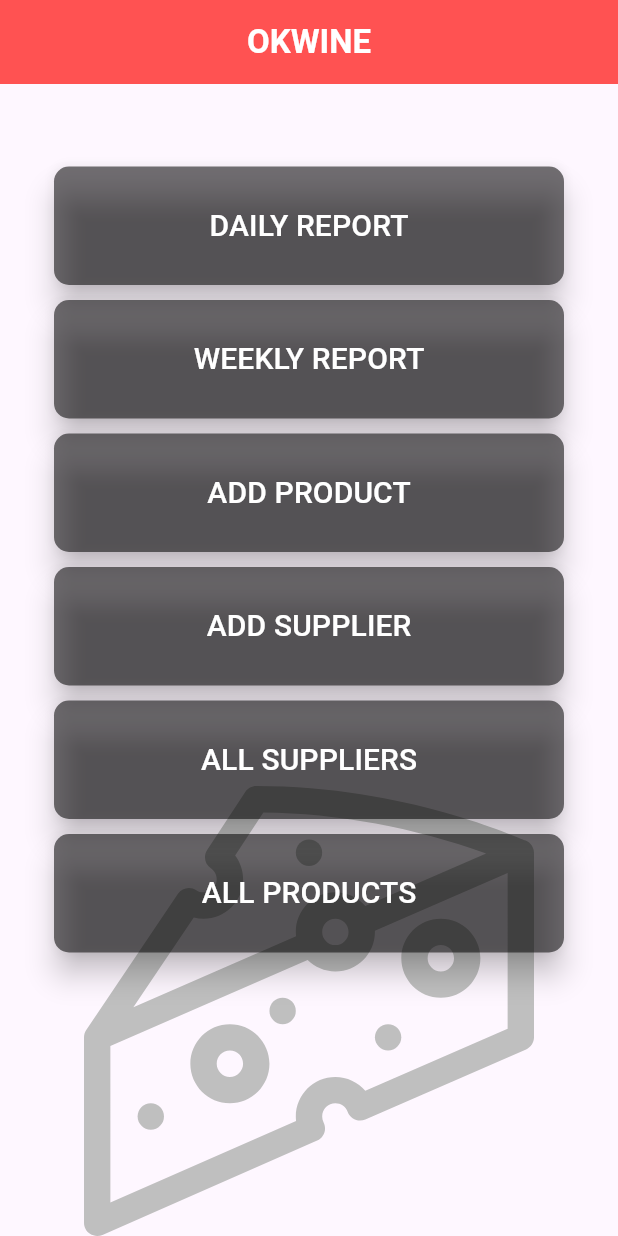
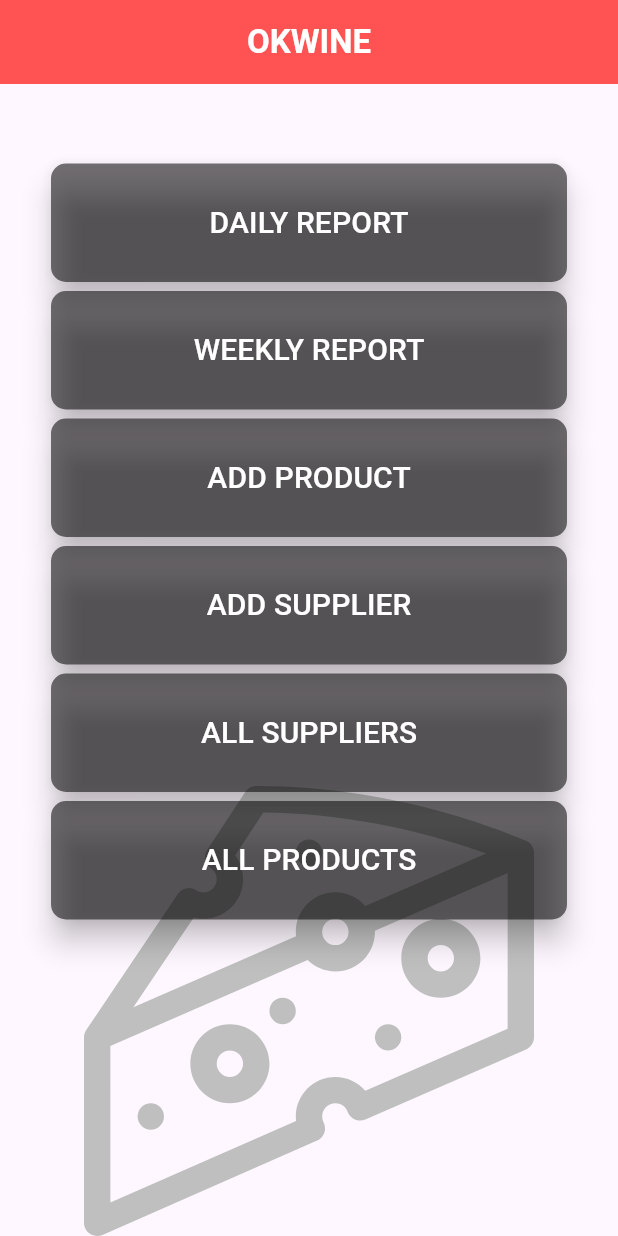
Before and after one commit to YuriiZaripa/expiration_date, a Flutter app: the screen it shows after launch, on a phone screen of 412 x 824 dp. Run offline on Flutter 3.47's test engine with Material 3 defaults, Android fonts, the phone set to English and light mode, and no system bars; our stand-ins replace flutter_svg.

Commit message:
added padding on home_page

```diff
--- a/lib/custom_button.dart
+++ b/lib/custom_button.dart
@@ -8,9 +8,7 @@ class CustomButton extends StatelessWidget {
 
   @override
   Widget build(BuildContext context) {
-    return Padding(
-      padding: const EdgeInsets.all(5.0),
-      child: ElevatedButton(
+    return ElevatedButton(
       style: ButtonStyle(
         elevation: MaterialStateProperty.all(8),
         padding: MaterialStateProperty.all(
@@ -28,7 +26,6 @@ class CustomButton extends StatelessWidget {
         label,
         style: const TextStyle(fontSize: 20, color: Colors.white),
       ),
-      ),
     );
   }
 }
--- a/lib/pages/home_page.dart
+++ b/lib/pages/home_page.dart
@@ -39,12 +39,35 @@ class _HomePageState extends State<HomePage> {
                 width: 350,
                 child: ListView(
                   children: [
-                    CustomButton(label: 'DAILY REPORT', onPress: () {}),
-                    CustomButton(label: 'WEEKLY REPORT', onPress: () {}),
-                    CustomButton(label: 'ADD PRODUCT', onPress: () {}),
-                    CustomButton(label: 'ADD SUPPLIER', onPress: () {}),
-                    CustomButton(label: 'ALL SUPPLIERS', onPress: () {}),
-                    CustomButton(label: 'ALL PRODUCTS', onPress: () {}),
+                    Padding(
+                      padding: const EdgeInsets.all(3.0),
+                      child:
+                          CustomButton(label: 'DAILY REPORT', onPress: () {}),
+                    ),
+                    Padding(
+                      padding: const EdgeInsets.all(3.0),
+                      child:
+                          CustomButton(label: 'WEEKLY REPORT', onPress: () {}),
+                    ),
+                    Padding(
+                      padding: const EdgeInsets.all(3.0),
+                      child: CustomButton(label: 'ADD PRODUCT', onPress: () {}),
+                    ),
+                    Padding(
+                      padding: const EdgeInsets.all(3.0),
+                      child:
+                          CustomButton(label: 'ADD SUPPLIER', onPress: () {}),
+                    ),
+                    Padding(
+                      padding: const EdgeInsets.all(3.0),
+                      child:
+                          CustomButton(label: 'ALL SUPPLIERS', onPress: () {}),
+                    ),
+                    Padding(
+                      padding: const EdgeInsets.all(3.0),
+                      child:
+                          CustomButton(label: 'ALL PRODUCTS', onPress: () {}),
+                    ),
                   ],
                 ),
               ),
```
Lines whose indentation alone changed are shown as unchanged.
